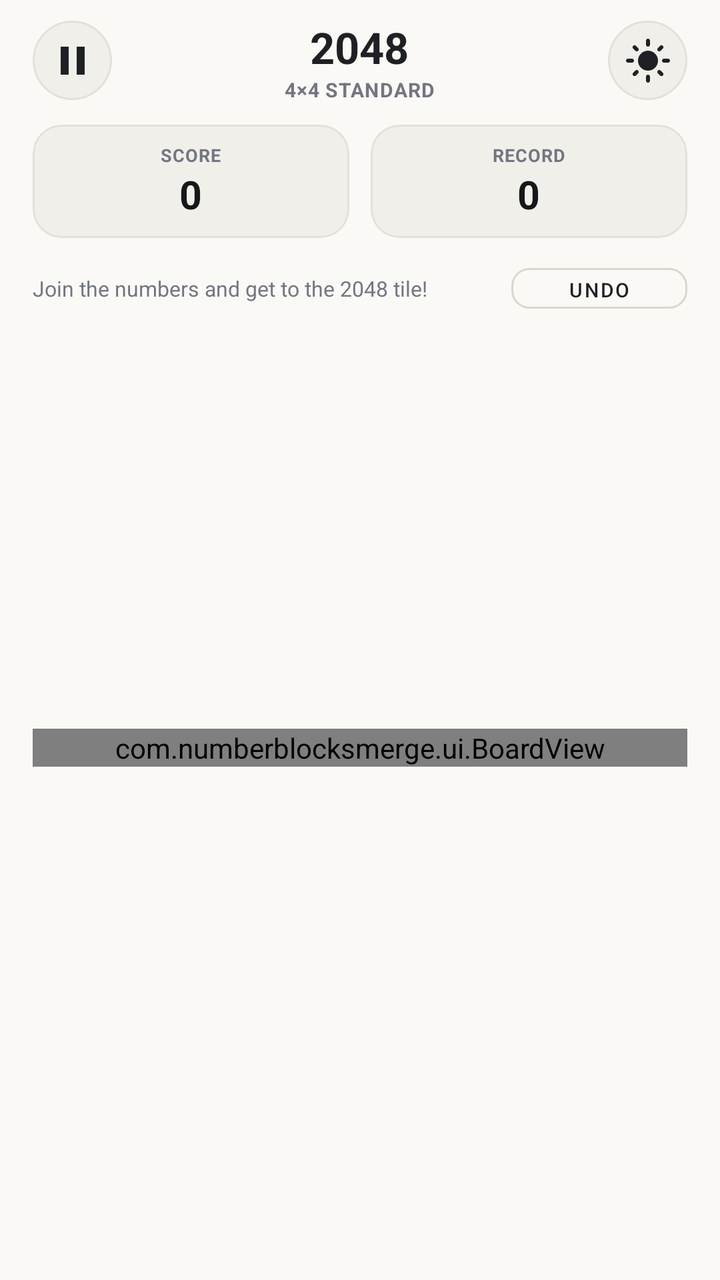
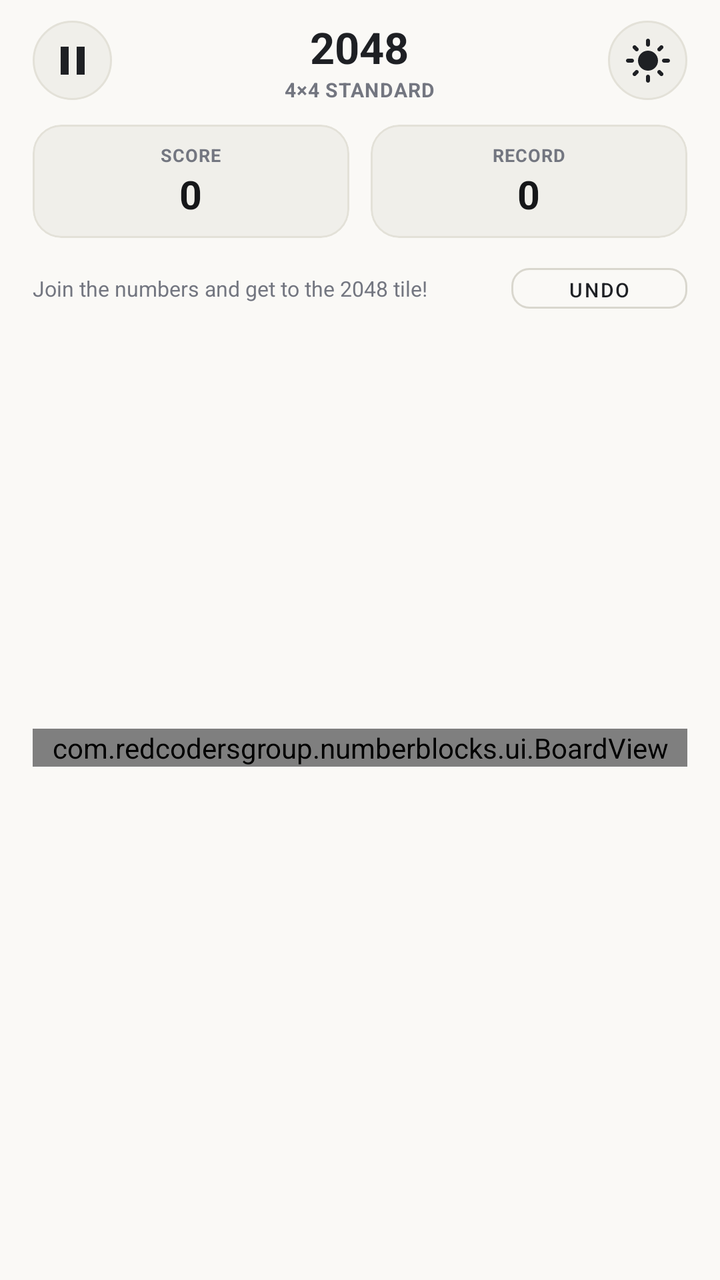

Screens rendered from an Android XML layout before and after an edit, with the pre-edit source and the edit as a unified diff.
<!-- AndroidManifest.xml: application theme Theme.NumberBlocks -->
<!-- res/layout/activity_main.xml -->
<?xml version="1.0" encoding="utf-8"?>
<LinearLayout xmlns:android="http://schemas.android.com/apk/res/android"
    xmlns:app="http://schemas.android.com/apk/res-auto"
    android:id="@+id/root_layout"
    android:layout_width="match_parent"
    android:layout_height="match_parent"
    android:orientation="vertical"
    android:background="#FAF9F6"
    android:paddingStart="@dimen/dp_18"
    android:paddingEnd="@dimen/dp_18"
    android:paddingTop="@dimen/dp_10"
    android:paddingBottom="@dimen/dp_8">

    
    <RelativeLayout
        android:layout_width="match_parent"
        android:layout_height="wrap_content">

        
        <ImageButton
            android:id="@+id/btn_pause"
            android:layout_width="@dimen/dp_44"
            android:layout_height="@dimen/dp_44"
            android:layout_alignParentStart="true"
            android:layout_centerVertical="true"
            android:background="@drawable/btn_circle_surface"
            android:contentDescription="@string/cd_pause_menu"
            android:padding="@dimen/dp_12"
            android:src="@drawable/ic_pause"
            app:tint="#1E2024" />

        
        <LinearLayout
            android:layout_width="wrap_content"
            android:layout_height="wrap_content"
            android:layout_centerInParent="true"
            android:gravity="center_horizontal"
            android:orientation="vertical">

            <TextView
                android:id="@+id/tv_title"
                android:layout_width="wrap_content"
                android:layout_height="wrap_content"
                android:text="@string/title_2048"
                android:textColor="#1E2024"
                android:textSize="@dimen/sp_24"
                android:textStyle="bold" />

            <TextView
                android:id="@+id/tv_mode_badge"
                android:layout_width="wrap_content"
                android:layout_height="wrap_content"
                android:letterSpacing="0.04"
                android:text="4×4 STANDARD"
                android:textColor="#737680"
                android:textSize="@dimen/sp_11"
                android:textStyle="bold" />
        </LinearLayout>

        
        <ImageButton
            android:id="@+id/btn_theme_toggle"
            android:layout_width="@dimen/dp_44"
            android:layout_height="@dimen/dp_44"
            android:layout_alignParentEnd="true"
            android:layout_centerVertical="true"
            android:background="@drawable/btn_circle_surface"
            android:contentDescription="@string/cd_theme_toggle"
            android:padding="@dimen/dp_11"
            android:src="@drawable/ic_sun"
            app:tint="#1E2024" />
    </RelativeLayout>

    
    <LinearLayout
        android:layout_width="match_parent"
        android:layout_height="wrap_content"
        android:orientation="horizontal"
        android:layout_marginTop="@dimen/dp_12">

        
        <com.google.android.material.card.MaterialCardView
            android:id="@+id/card_score"
            android:layout_width="0dp"
            android:layout_height="wrap_content"
            android:layout_weight="1"
            android:layout_marginEnd="@dimen/dp_6"
            app:cardBackgroundColor="#F0EFEA"
            app:cardCornerRadius="@dimen/dp_16"
            app:cardElevation="0dp"
            app:strokeColor="#E3E1D8"
            app:strokeWidth="@dimen/dp_1">

            <LinearLayout
                android:layout_width="match_parent"
                android:layout_height="wrap_content"
                android:orientation="vertical"
                android:gravity="center"
                android:padding="@dimen/dp_10">

                <TextView
                    android:id="@+id/tv_score_label"
                    android:layout_width="wrap_content"
                    android:layout_height="wrap_content"
                    android:text="@string/score"
                    android:textColor="#737680"
                    android:textSize="@dimen/sp_10"
                    android:textStyle="bold"
                    android:letterSpacing="0.04" />

                <TextView
                    android:id="@+id/tv_score"
                    android:layout_width="wrap_content"
                    android:layout_height="wrap_content"
                    android:text="0"
                    android:textColor="#161719"
                    android:textSize="@dimen/sp_22"
                    android:textStyle="bold" />
            </LinearLayout>
        </com.google.android.material.card.MaterialCardView>

        
        <com.google.android.material.card.MaterialCardView
            android:id="@+id/card_best"
            android:layout_width="0dp"
            android:layout_height="wrap_content"
            android:layout_weight="1"
            android:layout_marginStart="@dimen/dp_6"
            app:cardBackgroundColor="#F0EFEA"
            app:cardCornerRadius="@dimen/dp_16"
            app:cardElevation="0dp"
            app:strokeColor="#E3E1D8"
            app:strokeWidth="@dimen/dp_1">

            <LinearLayout
                android:layout_width="match_parent"
                android:layout_height="wrap_content"
                android:orientation="vertical"
                android:gravity="center"
                android:padding="@dimen/dp_10">

                <TextView
                    android:id="@+id/tv_best_label"
                    android:layout_width="wrap_content"
                    android:layout_height="wrap_content"
                    android:text="@string/best"
                    android:textColor="#737680"
                    android:textSize="@dimen/sp_10"
                    android:textStyle="bold"
                    android:letterSpacing="0.04" />

                <TextView
                    android:id="@+id/tv_best"
                    android:layout_width="wrap_content"
                    android:layout_height="wrap_content"
                    android:text="0"
                    android:textColor="#161719"
                    android:textSize="@dimen/sp_22"
                    android:textStyle="bold" />
            </LinearLayout>
        </com.google.android.material.card.MaterialCardView>
    </LinearLayout>

    
    <LinearLayout
        android:layout_width="match_parent"
        android:layout_height="wrap_content"
        android:orientation="horizontal"
        android:gravity="center_vertical"
        android:layout_marginTop="@dimen/dp_10">

        <TextView
            android:id="@+id/tv_combo"
            android:layout_width="0dp"
            android:layout_height="wrap_content"
            android:layout_weight="1"
            android:text="Join the numbers and get to the 2048 tile!"
            android:textColor="#737680"
            android:textSize="@dimen/sp_12" />

        <Button
            android:id="@+id/btn_undo"
            style="@style/Widget.MaterialComponents.Button.OutlinedButton"
            android:layout_width="wrap_content"
            android:layout_height="@dimen/dp_36"
            android:text="@string/undo"
            android:textColor="#1E2024"
            android:textSize="@dimen/sp_11"
            android:paddingStart="@dimen/dp_12"
            android:paddingEnd="@dimen/dp_12"
            app:strokeColor="#D9D7CE"
            app:cornerRadius="@dimen/dp_10" />
    </LinearLayout>

    
    <FrameLayout
        android:layout_width="match_parent"
        android:layout_height="0dp"
        android:layout_weight="1"
        android:layout_marginTop="@dimen/dp_8"
        android:layout_marginBottom="@dimen/dp_8">

        <com.numberblocksmerge.ui.BoardView
            android:id="@+id/board_view"
            android:layout_width="match_parent"
            android:layout_height="wrap_content"
            android:layout_gravity="center" />

        
        <com.google.android.material.card.MaterialCardView
            android:id="@+id/card_milestone_celebration"
            android:layout_width="wrap_content"
            android:layout_height="wrap_content"
            android:layout_gravity="center"
            android:visibility="gone"
            app:cardBackgroundColor="#1E2024"
            app:cardCornerRadius="@dimen/dp_26"
            app:cardElevation="@dimen/dp_12"
            app:strokeColor="#FFD54F"
            app:strokeWidth="@dimen/dp_2">

            <LinearLayout
                android:layout_width="wrap_content"
                android:layout_height="wrap_content"
                android:gravity="center_vertical"
                android:orientation="horizontal"
                android:paddingStart="@dimen/dp_18"
                android:paddingEnd="@dimen/dp_20"
                android:paddingTop="@dimen/dp_10"
                android:paddingBottom="@dimen/dp_10">

                <TextView
                    android:id="@+id/tv_celebration_tile"
                    android:layout_width="@dimen/dp_44"
                    android:layout_height="@dimen/dp_44"
                    android:background="@drawable/circle_badge"
                    android:backgroundTint="#EDC22E"
                    android:gravity="center"
                    android:text="@string/title_2048"
                    android:textColor="#FFFFFF"
                    android:textSize="@dimen/sp_13"
                    android:textStyle="bold" />

                <LinearLayout
                    android:layout_width="wrap_content"
                    android:layout_height="wrap_content"
                    android:layout_marginStart="@dimen/dp_14"
                    android:orientation="vertical">

                    <TextView
                        android:layout_width="wrap_content"
                        android:layout_height="wrap_content"
                        android:letterSpacing="0.08"
                        android:text="✦ MILESTONE REACHED ✦"
                        android:textColor="#FFD54F"
                        android:textSize="@dimen/sp_10"
                        android:textStyle="bold" />

                    <TextView
                        android:id="@+id/tv_celebration_title"
                        android:layout_width="wrap_content"
                        android:layout_height="wrap_content"
                        android:text="Tile 2048 Unlocked!"
                        android:textColor="#FFFFFF"
                        android:textSize="@dimen/sp_15"
                        android:textStyle="bold" />
                </LinearLayout>
            </LinearLayout>
        </com.google.android.material.card.MaterialCardView>
    </FrameLayout>

    
    <FrameLayout
        android:id="@+id/banner_container"
        android:layout_width="match_parent"
        android:layout_height="@dimen/dp_50"
        android:layout_gravity="bottom|center_horizontal" />
</LinearLayout>
<!-- resources referenced by this layout -->
<resources>
  <dimen name="dp_1">1.00dp</dimen>
  <dimen name="dp_10">10.00dp</dimen>
  <dimen name="dp_11">11.00dp</dimen>
  <dimen name="dp_12">12.00dp</dimen>
  <dimen name="dp_14">14.00dp</dimen>
  <dimen name="dp_16">16.00dp</dimen>
  <dimen name="dp_18">18.00dp</dimen>
  <dimen name="dp_2">2.00dp</dimen>
  <dimen name="dp_20">20.00dp</dimen>
  <dimen name="dp_26">26.00dp</dimen>
  <dimen name="dp_36">36.00dp</dimen>
  <dimen name="dp_44">44.00dp</dimen>
  <dimen name="dp_50">50.00dp</dimen>
  <dimen name="dp_6">6.00dp</dimen>
  <dimen name="dp_8">8.00dp</dimen>
  <dimen name="sp_10">10.00sp</dimen>
  <dimen name="sp_11">11.00sp</dimen>
  <dimen name="sp_12">12.00sp</dimen>
  <dimen name="sp_13">13.00sp</dimen>
  <dimen name="sp_15">15.00sp</dimen>
  <dimen name="sp_22">22.00sp</dimen>
  <dimen name="sp_24">24.00sp</dimen>
  <!-- drawable btn_circle_surface (drawable) -->
  <?xml version="1.0" encoding="utf-8"?>
  <ripple xmlns:android="http://schemas.android.com/apk/res/android"
      android:color="#20000000">
      <item>
          <shape android:shape="oval">
              <solid android:color="#F0EFEA" />
              <stroke android:width="@dimen/dp_1" android:color="#E3E1D8" />
          </shape>
      </item>
  </ripple>
  <!-- drawable circle_badge (drawable) -->
  <?xml version="1.0" encoding="utf-8"?>
  <shape xmlns:android="http://schemas.android.com/apk/res/android"
      android:shape="oval">
      <solid android:color="#FFFFFF" />
  </shape>
  <!-- drawable ic_pause (drawable) -->
  <vector xmlns:android="http://schemas.android.com/apk/res/android"
      android:width="24dp"
      android:height="24dp"
      android:viewportWidth="24"
      android:viewportHeight="24">
      <path
          android:fillColor="#FF000000"
          android:pathData="M6,19h4V5H6v14zm8,-14v14h4V5h-4z"/>
  </vector>
  <!-- drawable ic_sun (drawable) -->
  <vector xmlns:android="http://schemas.android.com/apk/res/android"
      android:width="24dp"
      android:height="24dp"
      android:viewportWidth="24"
      android:viewportHeight="24">
      <path
          android:fillColor="#FF000000"
          android:pathData="M12,7c-2.76,0 -5,2.24 -5,5s2.24,5 5,5 5,-2.24 5,-5 -2.24,-5 -5,-5zM2,13h2c0.55,0 1,-0.45 1,-1s-0.45,-1 -1,-1L2,11c-0.55,0 -1,0.45 -1,1s0.45,1 1,1zm18,0h2c0.55,0 1,-0.45 1,-1s-0.45,-1 -1,-1h-2c-0.55,0 -1,0.45 -1,1s0.45,1 1,1zM11,2v2c0,0.55 0.45,1 1,1s1,-0.45 1,-1L13,2c0,-0.55 -0.45,-1 -1,-1s-1,0.45 -1,1zm0,18v2c0,0.55 0.45,1 1,1s1,-0.45 1,-1v-2c0,-0.55 -0.45,-1 -1,-1s-1,0.45 -1,1zM5.99,4.58c-0.39,-0.39 -1.03,-0.39 -1.41,0s-0.39,1.03 0,1.41l1.06,1.06c0.39,0.39 1.03,0.39 1.41,0s0.39,-1.03 0,-1.41L5.99,4.58zm12.37,12.37c-0.39,-0.39 -1.03,-0.39 -1.41,0s-0.39,1.03 0,1.41l1.06,1.06c0.39,0.39 1.03,0.39 1.41,0s0.39,-1.03 0,-1.41l-1.06,-1.06zm1.06,-10.96c0.39,-0.39 0.39,-1.03 0,-1.41s-1.03,-0.39 -1.41,0l-1.06,1.06c-0.39,0.39 -0.39,1.03 0,1.41s1.03,0.39 1.41,0l1.06,-1.06zM7.05,18.36c0.39,-0.39 0.39,-1.03 0,-1.41s-1.03,-0.39 -1.41,0l-1.06,1.06c-0.39,0.39 -0.39,1.03 0,1.41s1.03,0.39 1.41,0l1.06,-1.06z"/>
  </vector>
  <string name="best">RECORD</string>
  <string name="cd_pause_menu">Pause Menu</string>
  <string name="cd_theme_toggle">Toggle Theme</string>
  <string name="score">SCORE</string>
  <string name="title_2048">2048</string>
  <string name="undo">UNDO</string>
  <style name="Theme.NumberBlocks" parent="Theme.MaterialComponents.DayNight.NoActionBar">
          <item name="colorPrimary">@color/primary</item>
          <item name="colorPrimaryVariant">@color/primary_variant</item>
          <item name="colorSecondary">@color/secondary</item>
          <item name="android:statusBarColor">@color/background</item>
          <item name="android:navigationBarColor">@color/background</item>
          <item name="android:windowBackground">@color/background</item>
          <item name="android:windowLightStatusBar">true</item>
      </style>
  <color name="primary">#1E2024</color>
  <color name="primary_variant">#161719</color>
  <color name="secondary">#5A5D66</color>
  <color name="background">#FAF9F6</color>
</resources>

<!-- the commit's change to res/layout/activity_main.xml (unified diff, before → after) -->
@@ -200,7 +200,7 @@
         android:layout_marginTop="@dimen/dp_8"
         android:layout_marginBottom="@dimen/dp_8">
 
-        <com.numberblocksmerge.ui.BoardView
+        <com.redcodersgroup.numberblocks.ui.BoardView
             android:id="@+id/board_view"
             android:layout_width="match_parent"
             android:layout_height="wrap_content"
